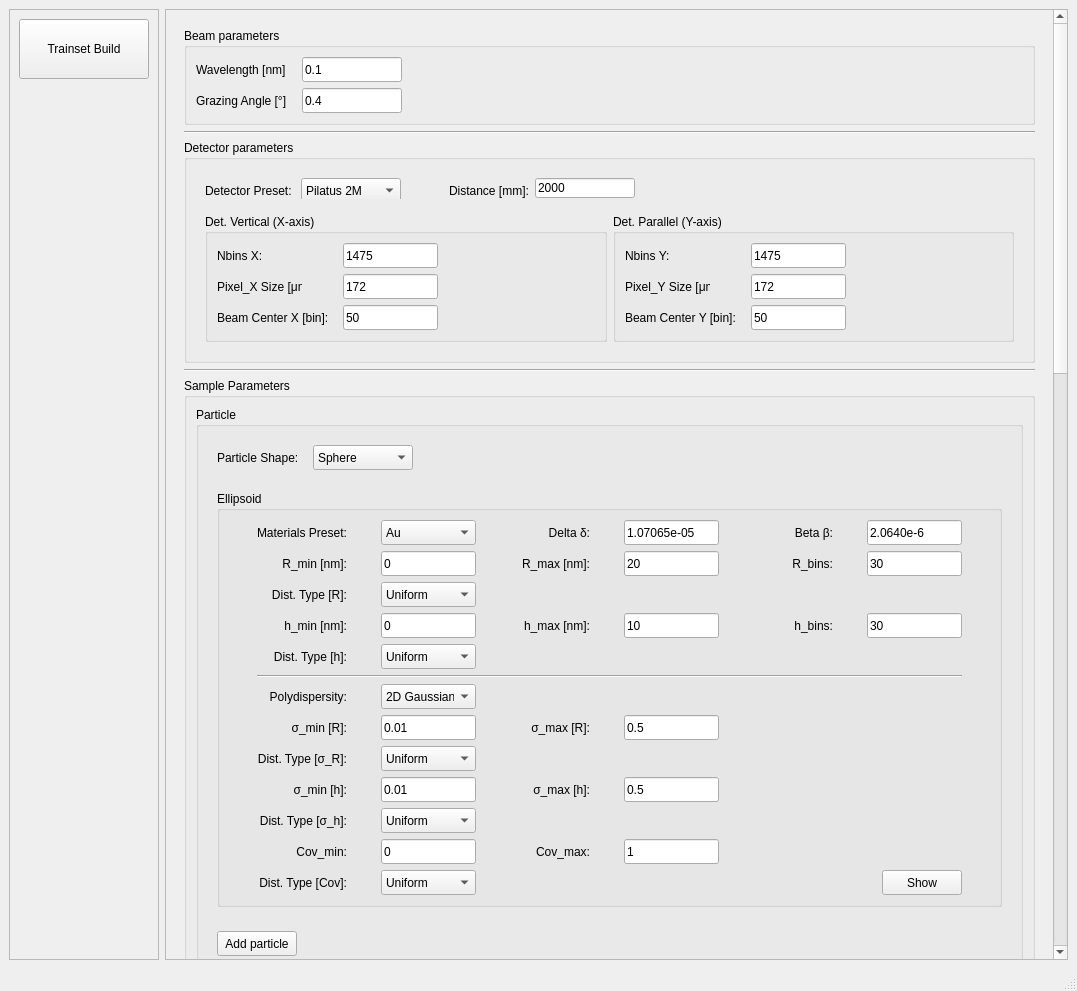
First picture: the form in ui/main_window.ui, repository zyffcc/gisaxs_gui, before the edit.
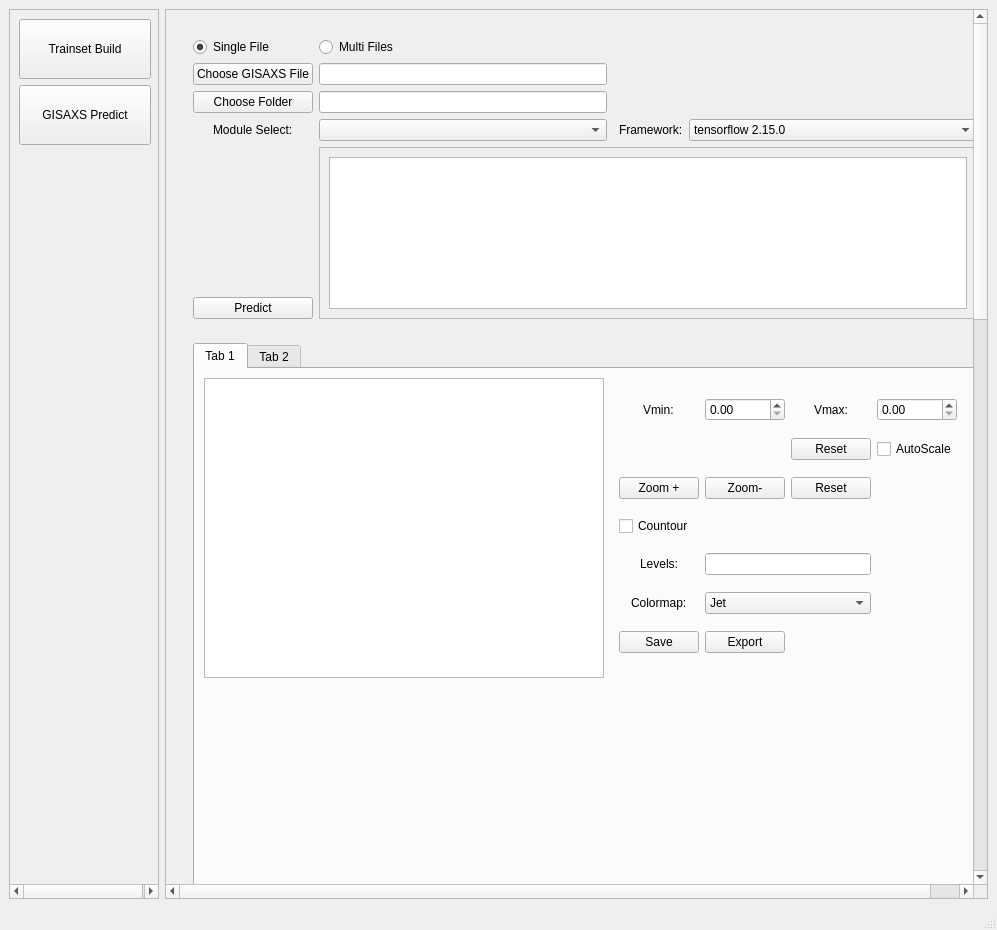
Second picture: the form after the edit.

```diff
--- a/ui/main_window.ui
+++ b/ui/main_window.ui
@@ -6,8 +6,8 @@
    <rect>
     <x>0</x>
     <y>0</y>
-    <width>1077</width>
-    <height>991</height>
+    <width>997</width>
+    <height>930</height>
    </rect>
   </property>
   <property name="sizePolicy">
@@ -24,7 +24,7 @@
     <item>
      <widget class="QScrollArea" name="scrollArea">
       <property name="sizePolicy">
-       <sizepolicy hsizetype="Fixed" vsizetype="Expanding">
+       <sizepolicy hsizetype="Fixed" vsizetype="Preferred">
         <horstretch>0</horstretch>
         <verstretch>0</verstretch>
        </sizepolicy>
@@ -49,10 +49,28 @@
         <rect>
          <x>0</x>
          <y>0</y>
-         <width>148</width>
-         <height>930</height>
+         <width>150</width>
+         <height>852</height>
         </rect>
        </property>
+       <property name="sizePolicy">
+        <sizepolicy hsizetype="Fixed" vsizetype="Preferred">
+         <horstretch>0</horstretch>
+         <verstretch>0</verstretch>
+        </sizepolicy>
+       </property>
+       <property name="minimumSize">
+        <size>
+         <width>150</width>
+         <height>0</height>
+        </size>
+       </property>
+       <property name="maximumSize">
+        <size>
+         <width>150</width>
+         <height>16777215</height>
+        </size>
+       </property>
        <layout class="QVBoxLayout" name="verticalLayout">
         <item>
          <widget class="QPushButton" name="trainsetBuildButton">
@@ -76,6 +94,28 @@
           </property>
          </widget>
         </item>
+        <item>
+         <widget class="QPushButton" name="gisaxsPredictButton">
+          <property name="enabled">
+           <bool>true</bool>
+          </property>
+          <property name="sizePolicy">
+           <sizepolicy hsizetype="Expanding" vsizetype="Fixed">
+            <horstretch>0</horstretch>
+            <verstretch>0</verstretch>
+           </sizepolicy>
+          </property>
+          <property name="minimumSize">
+           <size>
+            <width>0</width>
+            <height>60</height>
+           </size>
+          </property>
+          <property name="text">
+           <string>GISAXS Predict</string>
+          </property>
+         </widget>
+        </item>
         <item>
          <spacer name="mainAreaSpacer">
           <property name="orientation">
@@ -102,8 +142,8 @@
        <property name="geometry">
         <rect>
          <x>0</x>
-         <y>0</y>
-         <width>884</width>
+         <y>-60</y>
+         <width>816</width>
          <height>2496</height>
         </rect>
        </property>
@@ -117,7 +157,7 @@
            </sizepolicy>
           </property>
           <property name="currentIndex">
-           <number>0</number>
+           <number>1</number>
           </property>
           <widget class="QWidget" name="trainsetBuildPage">
            <layout class="QVBoxLayout" name="verticalLayout_6">
@@ -5562,7 +5602,321 @@
             </item>
            </layout>
           </widget>
-          <widget class="QWidget" name="page_4"/>
+          <widget class="QWidget" name="gisaxsPredictPage">
+           <layout class="QVBoxLayout" name="verticalLayout_16">
+            <item>
+             <widget class="QWidget" name="widget" native="true">
+              <property name="maximumSize">
+               <size>
+                <width>16777215</width>
+                <height>300</height>
+               </size>
+              </property>
+              <layout class="QGridLayout" name="gridLayout_18">
+               <item row="4" column="1" alignment="Qt::AlignHCenter">
+                <widget class="QLabel" name="label">
+                 <property name="text">
+                  <string>Module Select:</string>
+                 </property>
+                </widget>
+               </item>
+               <item row="3" column="1">
+                <widget class="QPushButton" name="pushButton_2">
+                 <property name="text">
+                  <string>Choose Folder</string>
+                 </property>
+                </widget>
+               </item>
+               <item row="2" column="1">
+                <widget class="QPushButton" name="pushButton">
+                 <property name="text">
+                  <string>Choose GISAXS File</string>
+                 </property>
+                </widget>
+               </item>
+               <item row="4" column="4">
+                <widget class="QLabel" name="label_2">
+                 <property name="text">
+                  <string>Framework:</string>
+                 </property>
+                </widget>
+               </item>
+               <item row="2" column="5">
+                <spacer name="horizontalSpacer_2">
+                 <property name="orientation">
+                  <enum>Qt::Horizontal</enum>
+                 </property>
+                 <property name="sizeHint" stdset="0">
+                  <size>
+                   <width>40</width>
+                   <height>20</height>
+                  </size>
+                 </property>
+                </spacer>
+               </item>
+               <item row="4" column="5">
+                <widget class="QComboBox" name="comboBox_2">
+                 <item>
+                  <property name="text">
+                   <string>tensorflow 2.15.0</string>
+                  </property>
+                 </item>
+                </widget>
+               </item>
+               <item row="0" column="1">
+                <widget class="QRadioButton" name="radioButton">
+                 <property name="text">
+                  <string>Single File</string>
+                 </property>
+                 <property name="checked">
+                  <bool>true</bool>
+                 </property>
+                </widget>
+               </item>
+               <item row="3" column="2">
+                <widget class="QLineEdit" name="lineEdit_2">
+                 <property name="text">
+                  <string/>
+                 </property>
+                </widget>
+               </item>
+               <item row="2" column="2">
+                <widget class="QLineEdit" name="lineEdit">
+                 <property name="text">
+                  <string/>
+                 </property>
+                </widget>
+               </item>
+               <item row="0" column="2">
+                <widget class="QRadioButton" name="radioButton_2">
+                 <property name="text">
+                  <string>Multi Files</string>
+                 </property>
+                </widget>
+               </item>
+               <item row="4" column="2">
+                <widget class="QComboBox" name="comboBox"/>
+               </item>
+               <item row="5" column="1" alignment="Qt::AlignBottom">
+                <widget class="QPushButton" name="pushButton_3">
+                 <property name="text">
+                  <string>Predict</string>
+                 </property>
+                </widget>
+               </item>
+               <item row="5" column="2" colspan="4">
+                <widget class="QScrollArea" name="predictStatusScrollArea">
+                 <property name="widgetResizable">
+                  <bool>true</bool>
+                 </property>
+                 <widget class="QWidget" name="scrollAreaWidgetContents">
+                  <property name="geometry">
+                   <rect>
+                    <x>0</x>
+                    <y>0</y>
+                    <width>652</width>
+                    <height>173</height>
+                   </rect>
+                  </property>
+                  <layout class="QVBoxLayout" name="verticalLayout_17">
+                   <item>
+                    <widget class="QTextBrowser" name="textBrowser"/>
+                   </item>
+                  </layout>
+                 </widget>
+                </widget>
+               </item>
+              </layout>
+             </widget>
+            </item>
+            <item>
+             <widget class="QWidget" name="widget_2" native="true">
+              <layout class="QVBoxLayout" name="verticalLayout_18">
+               <item>
+                <widget class="QTabWidget" name="tabWidget">
+                 <property name="currentIndex">
+                  <number>0</number>
+                 </property>
+                 <widget class="QWidget" name="tab">
+                  <attribute name="title">
+                   <string>Tab 1</string>
+                  </attribute>
+                  <layout class="QGridLayout" name="gridLayout_19">
+                   <item row="1" column="0">
+                    <spacer name="verticalSpacer">
+                     <property name="orientation">
+                      <enum>Qt::Vertical</enum>
+                     </property>
+                     <property name="sizeHint" stdset="0">
+                      <size>
+                       <width>20</width>
+                       <height>40</height>
+                      </size>
+                     </property>
+                    </spacer>
+                   </item>
+                   <item row="0" column="0">
+                    <widget class="QGraphicsView" name="graphicsView">
+                     <property name="sizePolicy">
+                      <sizepolicy hsizetype="Fixed" vsizetype="Fixed">
+                       <horstretch>0</horstretch>
+                       <verstretch>0</verstretch>
+                      </sizepolicy>
+                     </property>
+                     <property name="minimumSize">
+                      <size>
+                       <width>400</width>
+                       <height>300</height>
+                      </size>
+                     </property>
+                    </widget>
+                   </item>
+                   <item row="0" column="1">
+                    <widget class="QWidget" name="widget_4" native="true">
+                     <layout class="QGridLayout" name="gridLayout_20">
+                      <item row="7" column="1">
+                       <widget class="QPushButton" name="pushButton_5">
+                        <property name="text">
+                         <string>Export</string>
+                        </property>
+                       </widget>
+                      </item>
+                      <item row="0" column="3">
+                       <widget class="QDoubleSpinBox" name="doubleSpinBox_2"/>
+                      </item>
+                      <item row="3" column="0">
+                       <widget class="QCheckBox" name="checkBox_2">
+                        <property name="text">
+                         <string>Countour</string>
+                        </property>
+                       </widget>
+                      </item>
+                      <item row="0" column="0" alignment="Qt::AlignHCenter">
+                       <widget class="QLabel" name="label_3">
+                        <property name="maximumSize">
+                         <size>
+                          <width>1000</width>
+                          <height>16777215</height>
+                         </size>
+                        </property>
+                        <property name="text">
+                         <string>Vmin:</string>
+                        </property>
+                       </widget>
+                      </item>
+                      <item row="0" column="2" alignment="Qt::AlignHCenter">
+                       <widget class="QLabel" name="label_4">
+                        <property name="maximumSize">
+                         <size>
+                          <width>1000</width>
+                          <height>16777215</height>
+                         </size>
+                        </property>
+                        <property name="text">
+                         <string>Vmax:</string>
+                        </property>
+                       </widget>
+                      </item>
+                      <item row="7" column="0">
+                       <widget class="QPushButton" name="pushButton_4">
+                        <property name="text">
+                         <string>Save</string>
+                        </property>
+                       </widget>
+                      </item>
+                      <item row="5" column="1" colspan="2">
+                       <widget class="QComboBox" name="comboBox_3">
+                        <item>
+                         <property name="text">
+                          <string>Jet</string>
+                         </property>
+                        </item>
+                       </widget>
+                      </item>
+                      <item row="1" column="3">
+                       <widget class="QCheckBox" name="checkBox">
+                        <property name="text">
+                         <string>AutoScale</string>
+                        </property>
+                       </widget>
+                      </item>
+                      <item row="2" column="1">
+                       <widget class="QPushButton" name="pushButton_8">
+                        <property name="text">
+                         <string>Zoom-</string>
+                        </property>
+                       </widget>
+                      </item>
+                      <item row="2" column="0">
+                       <widget class="QPushButton" name="pushButton_7">
+                        <property name="text">
+                         <string>Zoom +</string>
+                        </property>
+                       </widget>
+                      </item>
+                      <item row="5" column="0" alignment="Qt::AlignHCenter">
+                       <widget class="QLabel" name="label_5">
+                        <property name="maximumSize">
+                         <size>
+                          <width>16777215</width>
+                          <height>23</height>
+                         </size>
+                        </property>
+                        <property name="text">
+                         <string>Colormap:</string>
+                        </property>
+                       </widget>
+                      </item>
+                      <item row="1" column="2">
+                       <widget class="QPushButton" name="pushButton_6">
+                        <property name="text">
+                         <string>Reset</string>
+                        </property>
+                       </widget>
+                      </item>
+                      <item row="2" column="2">
+                       <widget class="QPushButton" name="pushButton_9">
+                        <property name="text">
+                         <string>Reset</string>
+                        </property>
+                       </widget>
+                      </item>
+                      <item row="0" column="1">
+                       <widget class="QDoubleSpinBox" name="doubleSpinBox"/>
+                      </item>
+                      <item row="4" column="0" alignment="Qt::AlignHCenter">
+                       <widget class="QLabel" name="label_6">
+                        <property name="maximumSize">
+                         <size>
+                          <width>16777215</width>
+                          <height>23</height>
+                         </size>
+                        </property>
+                        <property name="text">
+                         <string>Levels:</string>
+                        </property>
+                       </widget>
+                      </item>
+                      <item row="4" column="1" colspan="2">
+                       <widget class="QLineEdit" name="lineEdit_3"/>
+                      </item>
+                     </layout>
+                    </widget>
+                   </item>
+                  </layout>
+                 </widget>
+                 <widget class="QWidget" name="tab_2">
+                  <attribute name="title">
+                   <string>Tab 2</string>
+                  </attribute>
+                 </widget>
+                </widget>
+               </item>
+              </layout>
+             </widget>
+            </item>
+           </layout>
+          </widget>
          </widget>
         </item>
        </layout>
```
Left out of the diff: 2 changed lines with no effect on the pictures.
